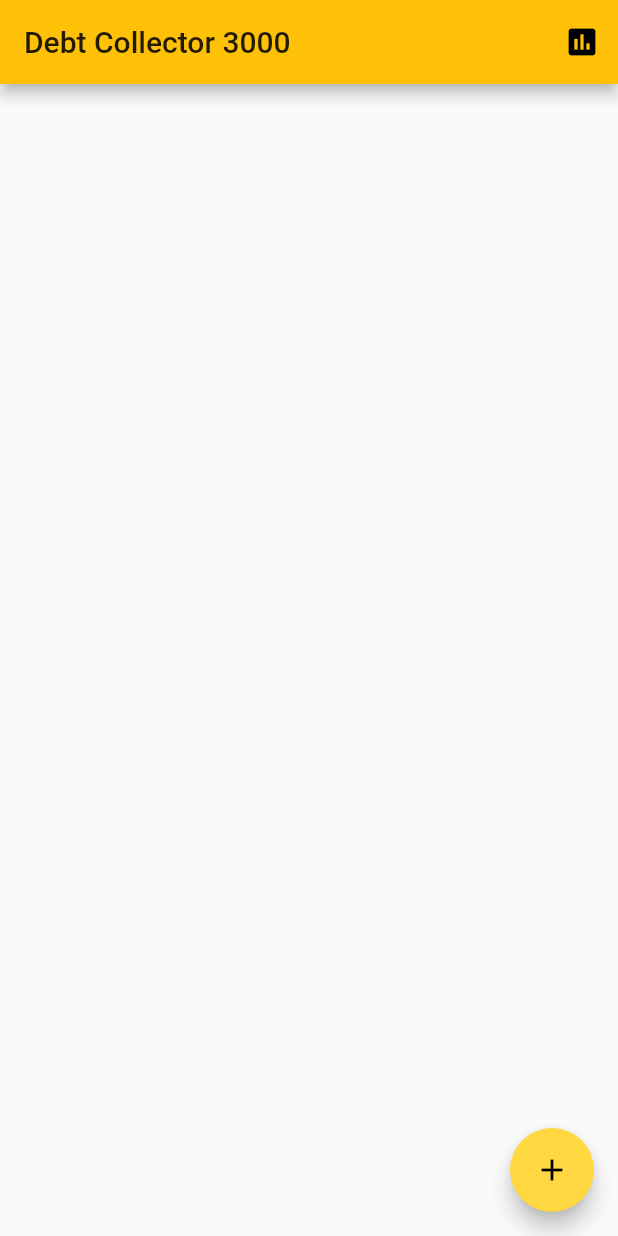
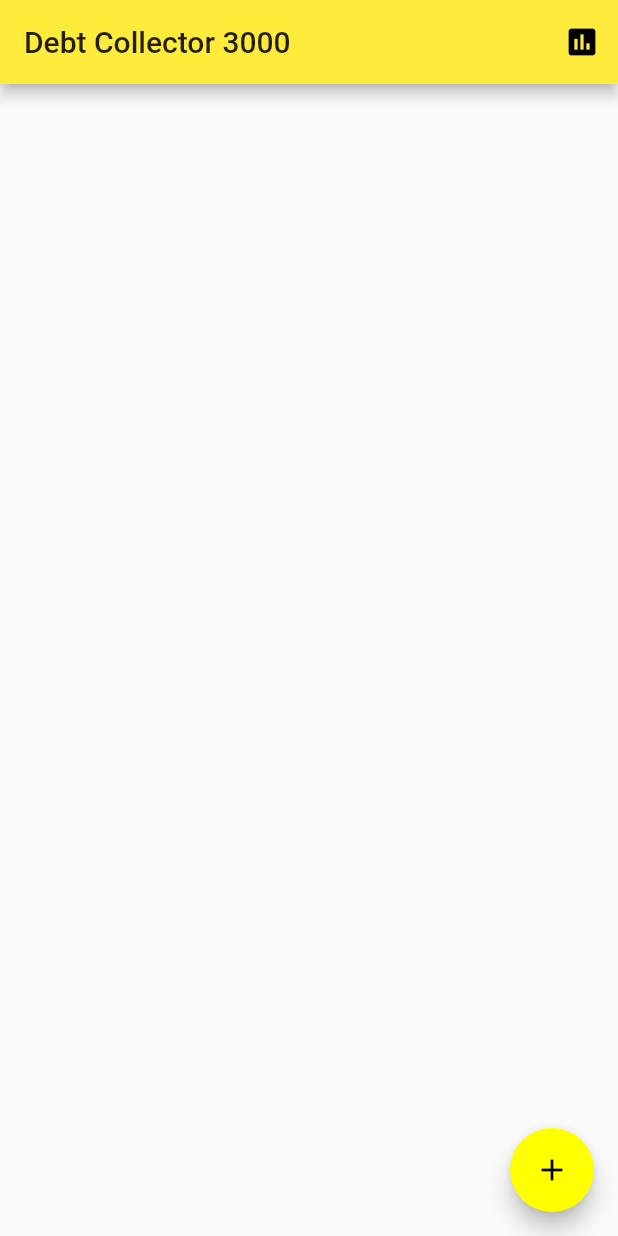
Before and after one commit to CaptainWeasle/Projekt-B, a Flutter app: the screen it shows after launch, on a phone screen of 412 x 824 dp. Run offline on Flutter 3.47's test engine with Material 2 defaults, Android fonts, the phone set to English and light mode, and no system bars; our stand-ins replace bloc, datetime_picker_formfield, flutter_bloc; Roboto replaces fonts that are missing (Montserrat).

Commit message:
add Depression

```diff
--- a/project_b/lib/main.dart
+++ b/project_b/lib/main.dart
@@ -18,8 +18,8 @@ class MyApp extends StatelessWidget {
       child: MaterialApp(
         theme: ThemeData(
           brightness: Brightness.light,
-          primaryColor: Colors.amber,
-          accentColor: Colors.amberAccent,
+          primaryColor: Colors.yellow,
+          accentColor: Colors.yellowAccent,
 
           // Define the default font family.
           fontFamily: 'Montserrat',
@@ -28,7 +28,11 @@ class MyApp extends StatelessWidget {
           // text styling for headlines, titles, bodies of text, and more.
           textTheme: TextTheme(
             headline: TextStyle(fontSize: 72.0, fontWeight: FontWeight.bold),
-            title: TextStyle(fontSize: 36.0, fontStyle: FontStyle.italic),
+            title: TextStyle(
+              fontSize: 36.0,
+              fontStyle: FontStyle.italic,
+              color: Colors.black,
+            ),
             body1: TextStyle(fontSize: 14.0, fontFamily: 'Hind'),
           ),
         ),
--- a/project_b/lib/src/pages/homePage.dart
+++ b/project_b/lib/src/pages/homePage.dart
@@ -26,6 +26,8 @@ class HomePageState extends State<HomePage> {
 
     bool debtSwitch = false;
 
+    var bilanzColor;
+
     double calcAllMyDebts() {
       double debt = 0;
       for (int i = 0; i < _debtListBloc.currentState.debtList.length; i++) {
@@ -36,7 +38,7 @@ class HomePageState extends State<HomePage> {
       return debt;
     }
 
-    double calcOtherDebts(){
+    double calcOtherDebts() {
       double debt = 0;
       for (int i = 0; i < _debtListBloc.currentState.debtList.length; i++) {
         if (!_debtListBloc.currentState.debtList[i].currentState.iOwe) {
@@ -46,33 +48,105 @@ class HomePageState extends State<HomePage> {
       return debt;
     }
 
-    double calcDebtDifference(){
-      return calcOtherDebts() - calcAllMyDebts();
+    double calcDebtDifference() {
+      var calcDiff = calcOtherDebts() - calcAllMyDebts();
+      if (calcDiff > 0) {
+        bilanzColor = Colors.green;
+      } else if (calcDiff < 0) {
+        bilanzColor = Colors.red;
+      } else {
+        bilanzColor = Colors.black;
+      }
+      return calcDiff;
     }
 
-    Widget summaryDialog = Padding(
+    Widget summaryDialog = Column(
+      mainAxisSize: MainAxisSize.min,
+      children: <Widget>[
+        Container(
           padding: const EdgeInsets.all(16.0),
-      child: Column(mainAxisSize: MainAxisSize.min, children: <Widget>[
-        Text("Summary", style: TextStyle(color: Colors.black, fontSize: 25)),
+          decoration: BoxDecoration(
+            color: Theme.of(context).primaryColor,
+            borderRadius: BorderRadius.circular(20),
+          ),
+          height: 75,
+          width: 370,
+          child: Column(
+            mainAxisSize: MainAxisSize.min,
+            children: <Widget>[
+              Text("Summary", style: Theme.of(context).textTheme.title),
+            ],
+          ),
+        ),
+        Column(
+          mainAxisSize: MainAxisSize.min,
+          children: <Widget>[
             Row(
               mainAxisSize: MainAxisSize.min,
               children: <Widget>[
-            Text("ICH SCHULDE INSGESAMT:"),
-            Text(" " + calcAllMyDebts().toString() + "€"),
+                Text(
+                  "ICH SCHULDE GESAMT:",
+                  style: TextStyle(
+                      height: 2.5, fontSize: 20, fontFamily: 'Montserrat'),
+                ),
+                Text(
+                  " -" + calcAllMyDebts().toString() + "€",
+                  style: TextStyle(
+                    height: 2.5,
+                    fontSize: 20,
+                    fontFamily: 'Montserrat',
+                    color: Colors.red,
+                  ),
+                ),
               ],
             ),
             Row(
               mainAxisSize: MainAxisSize.min,
               children: <Widget>[
-            Text("ICH BEKOMME INSGESAMT:"),
-            Text(" " + calcOtherDebts().toString() + "€"),
+                Text(
+                  "ICH BEKOMME GESAMT:",
+                  style: TextStyle(
+                    height: 2.5,
+                    fontSize: 20,
+                    fontFamily: 'Montserrat',
+                  ),
+                ),
+                Text(
+                  " " + calcOtherDebts().toString() + "€",
+                  style: TextStyle(
+                    height: 2.5,
+                    fontSize: 20,
+                    fontFamily: 'Montserrat',
+                    color: Colors.green,
+                  ),
+                ),
               ],
             ),
-        Row(mainAxisSize: MainAxisSize.min, children: <Widget>[
-          Text("ALLGEMEINE BILANZ:"),
-          Text(" " + calcDebtDifference().toString() + "€")
-        ]),
-      ]),
+            Row(
+              mainAxisSize: MainAxisSize.min,
+              children: <Widget>[
+                Text(
+                  "Meine Bilanz:",
+                  style: TextStyle(
+                    height: 2.5,
+                    fontSize: 20,
+                    fontFamily: 'Montserrat',
+                  ),
+                ),
+                Text(
+                  " " + calcDebtDifference().toString() + "€",
+                  style: TextStyle(
+                    height: 2.5,
+                    fontSize: 20,
+                    fontFamily: 'Montserrat',
+                    color: bilanzColor,
+                  ),
+                ),
+              ],
+            ),
+          ],
+        ),
+      ],
     );
 
     Widget addDebtDialog = Padding(
--- a/project_b/lib/src/ui_elements/customAlert.dart
+++ b/project_b/lib/src/ui_elements/customAlert.dart
@@ -13,7 +13,7 @@ class CustomAlertState extends State<CustomAlert> {
   Widget build(BuildContext context) {
     return Dialog(
       shape: RoundedRectangleBorder(
-        borderRadius: BorderRadius.circular(12),
+        borderRadius: BorderRadius.circular(20),
       ),
       child: widget.content,
     );
```
Also changed, not shown: project_b/lib/src/ui_elements/debtItemWidget.dart (+77 -4 lines). Lines whose indentation alone changed are shown as unchanged.
